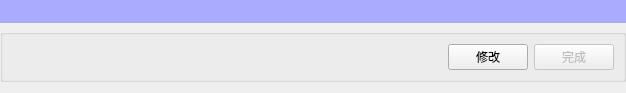
Above: admini/dishesedict.ui from Li-Yaosong/BuffetMealsSystem before the change. Below: the same form after it.
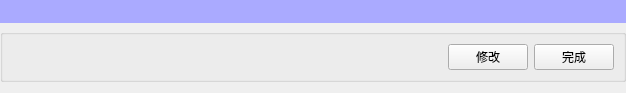
That is the form after the change.

Patch:
```diff
--- a/admini/dishesedict.ui
+++ b/admini/dishesedict.ui
@@ -2,6 +2,9 @@
 <ui version="4.0">
  <class>DishesEdict</class>
  <widget class="QWidget" name="DishesEdict">
+  <property name="enabled">
+   <bool>true</bool>
+  </property>
   <property name="geometry">
    <rect>
     <x>0</x>
@@ -72,7 +75,7 @@
       <item>
        <widget class="QPushButton" name="pushButton_2">
         <property name="enabled">
-         <bool>false</bool>
+         <bool>true</bool>
         </property>
         <property name="text">
          <string>完成</string>
```
Left out of the diff: 2 changed lines with no effect on the pictures.
